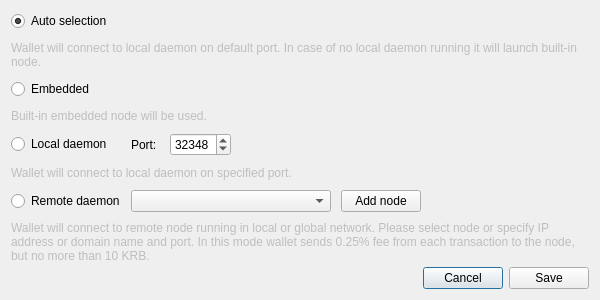
Old version of the form src/gui/ui/connectionsettingsdialog.ui in the repository cryptonotefoundation/cryptonotewallet.
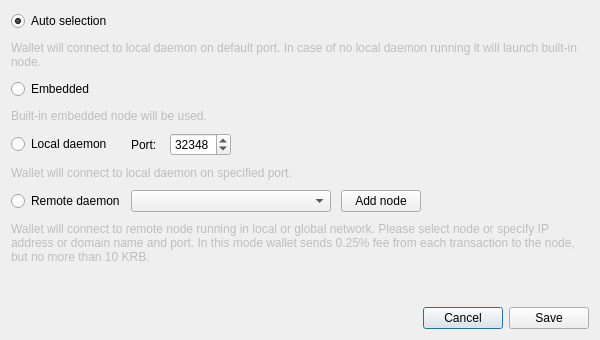
New version of the form. Icons and pictures are not drawn.

What changed in the file:
```diff
--- a/src/gui/ui/connectionsettingsdialog.ui
+++ b/src/gui/ui/connectionsettingsdialog.ui
@@ -10,7 +10,7 @@
     <x>0</x>
     <y>0</y>
     <width>600</width>
-    <height>300</height>
+    <height>340</height>
    </rect>
   </property>
   <property name="windowTitle">
@@ -50,6 +50,9 @@
    </item>
    <item row="0" column="0">
     <layout class="QGridLayout" name="gridLayout">
+     <property name="sizeConstraint">
+      <enum>QLayout::SetMaximumSize</enum>
+     </property>
      <property name="verticalSpacing">
       <number>10</number>
      </property>
@@ -241,6 +244,18 @@
        <property name="enabled">
         <bool>false</bool>
        </property>
+       <property name="sizePolicy">
+        <sizepolicy hsizetype="Preferred" vsizetype="MinimumExpanding">
+         <horstretch>0</horstretch>
+         <verstretch>0</verstretch>
+        </sizepolicy>
+       </property>
+       <property name="minimumSize">
+        <size>
+         <width>0</width>
+         <height>40</height>
+        </size>
+       </property>
        <property name="text">
         <string>Wallet will connect to remote node running in local or global network. Please select node or specify IP address or domain name and port. In this mode wallet sends 0.25% fee from each transaction to the node, but no more than 10 KRB.</string>
        </property>
```
